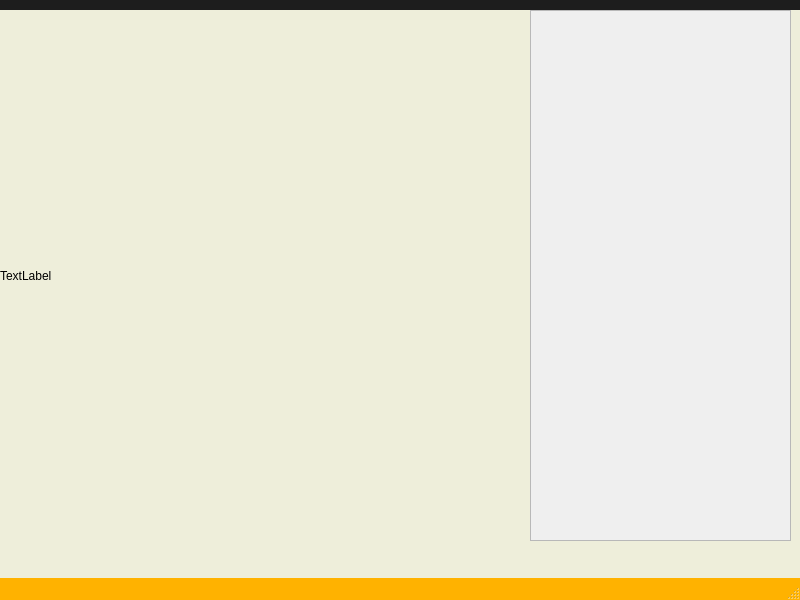
The window that src/imageviewer.ui (Dokany/Steganogram) describes before a commit, drawn with Qt 5.
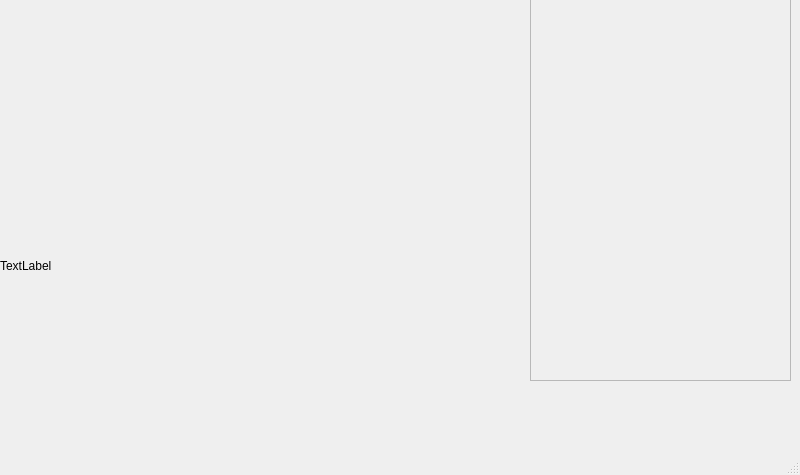
The same window after the commit. Icons and pictures are not drawn.

The edit to the form file:
```diff
--- a/src/imageviewer.ui
+++ b/src/imageviewer.ui
@@ -7,128 +7,1276 @@
     <x>0</x>
     <y>0</y>
     <width>800</width>
-    <height>600</height>
+    <height>475</height>
    </rect>
   </property>
   <property name="styleSheet">
-   <string notr="true">QMainWindow{
-background-color:#EEEEDA;
+   <string notr="true">/*
+ * The MIT License (MIT)
+ *
+ * Copyright (c) &lt;2013-2014&gt; &lt;Colin Duquesnoy&gt;
+ *
+ * Permission is hereby granted, free of charge, to any person obtaining a copy
+ * of this software and associated documentation files (the &quot;Software&quot;), to deal
+ * in the Software without restriction, including without limitation the rights
+ * to use, copy, modify, merge, publish, distribute, sublicense, and/or sell
+ * copies of the Software, and to permit persons to whom the Software is
+ * furnished to do so, subject to the following conditions:
+
+ * The above copyright notice and this permission notice shall be included in
+ * all copies or substantial portions of the Software.
+
+ * THE SOFTWARE IS PROVIDED &quot;AS IS&quot;, WITHOUT WARRANTY OF ANY KIND, EXPRESS OR
+ * IMPLIED, INCLUDING BUT NOT LIMITED TO THE WARRANTIES OF MERCHANTABILITY,
+ * FITNESS FOR A PARTICULAR PURPOSE AND NONINFRINGEMENT. IN NO EVENT SHALL THE
+ * AUTHORS OR COPYRIGHT HOLDERS BE LIABLE FOR ANY CLAIM, DAMAGES OR OTHER
+ * LIABILITY, WHETHER IN AN ACTION OF CONTRACT, TORT OR OTHERWISE, ARISING FROM,
+ * OUT OF OR IN CONNECTION WITH THE SOFTWARE OR THE USE OR OTHER DEALINGS IN
+ * THE SOFTWARE.
+ */
+QToolTip
+{
+    border: 1px solid #76797C;
+    background-color: rgb(90, 102, 117);;
+    color: white;
+    padding: 5px;
+    opacity: 200;
 }
 
-QMenuBar{
-background-color:#1d1d1d;
-padding:5px;
-	font: 12pt &quot;MS Shell Dlg 2&quot;;
+QWidget
+{
+    color: #eff0f1;
+    background-color: #31363b;
+    selection-background-color:#3daee9;
+    selection-color: #eff0f1;
+    background-clip: border;
+    border-image: none;
+    border: 0px transparent black;
+    outline: 0;
 }
 
-QMenuBar::item{
-background-color:#1d1d1d;
-color:#fff;
-padding:5px;
+QWidget:item:hover
+{
+    background-color: #18465d;
+    color: #eff0f1;
+}
 
+QWidget:item:selected
+{
+    background-color: #18465d;
 }
 
-QMenu{
-color:#fff;
-padding:0;
+QCheckBox
+{
+    spacing: 5px;
+    outline: none;
+    color: #eff0f1;
+    margin-bottom: 2px;
 }
 
-QMenu::item:selected{
-color:#fff;
-background-color:#00aba9;
+QCheckBox:disabled
+{
+    color: #76797C;
+}
+
+QCheckBox::indicator,
+QGroupBox::indicator
+{
+    width: 18px;
+    height: 18px;
+}
+QGroupBox::indicator
+{
+    margin-left: 2px;
+}
+
+QCheckBox::indicator:unchecked
+{
+    image: url(:/qss_icons/rc/checkbox_unchecked.png);
+}
+
+QCheckBox::indicator:unchecked:hover,
+QCheckBox::indicator:unchecked:focus,
+QCheckBox::indicator:unchecked:pressed,
+QGroupBox::indicator:unchecked:hover,
+QGroupBox::indicator:unchecked:focus,
+QGroupBox::indicator:unchecked:pressed
+{
+  border: none;
+    image: url(:/qss_icons/rc/checkbox_unchecked_focus.png);
+}
+
+QCheckBox::indicator:checked
+{
+    image: url(:/qss_icons/rc/checkbox_checked.png);
+}
+
+QCheckBox::indicator:checked:hover,
+QCheckBox::indicator:checked:focus,
+QCheckBox::indicator:checked:pressed,
+QGroupBox::indicator:checked:hover,
+QGroupBox::indicator:checked:focus,
+QGroupBox::indicator:checked:pressed
+{
+  border: none;
+    image: url(:/qss_icons/rc/checkbox_checked_focus.png);
+}
+
+
+QCheckBox::indicator:indeterminate
+{
+    image: url(:/qss_icons/rc/checkbox_indeterminate.png);
+}
+
+QCheckBox::indicator:indeterminate:focus,
+QCheckBox::indicator:indeterminate:hover,
+QCheckBox::indicator:indeterminate:pressed
+{
+    image: url(:/qss_icons/rc/checkbox_indeterminate_focus.png);
+}
+
+QCheckBox::indicator:checked:disabled,
+QGroupBox::indicator:checked:disabled
+{
+    image: url(:/qss_icons/rc/checkbox_checked_disabled.png);
+}
+
+QCheckBox::indicator:unchecked:disabled,
+QGroupBox::indicator:unchecked:disabled
+{
+    image: url(:/qss_icons/rc/checkbox_unchecked_disabled.png);
+}
+
+QRadioButton
+{
+    spacing: 5px;
+    outline: none;
+    color: #eff0f1;
+    margin-bottom: 2px;
+}
+
+QRadioButton:disabled
+{
+    color: #76797C;
+}
+QRadioButton::indicator
+{
+    width: 21px;
+    height: 21px;
+}
+
+QRadioButton::indicator:unchecked
+{
+    image: url(:/qss_icons/rc/radio_unchecked.png);
+}
+
+
+QRadioButton::indicator:unchecked:hover,
+QRadioButton::indicator:unchecked:focus,
+QRadioButton::indicator:unchecked:pressed
+{
+    border: none;
+    outline: none;
+    image: url(:/qss_icons/rc/radio_unchecked_focus.png);
+}
+
+QRadioButton::indicator:checked
+{
+    border: none;
+    outline: none;
+    image: url(:/qss_icons/rc/radio_checked.png);
+}
+
+QRadioButton::indicator:checked:hover,
+QRadioButton::indicator:checked:focus,
+QRadioButton::indicator:checked:pressed
+{
+    border: none;
+    outline: none;
+    image: url(:/qss_icons/rc/radio_checked_focus.png);
+}
+
+QRadioButton::indicator:checked:disabled
+{
+    outline: none;
+    image: url(:/qss_icons/rc/radio_checked_disabled.png);
+}
+
+QRadioButton::indicator:unchecked:disabled
+{
+    image: url(:/qss_icons/rc/radio_unchecked_disabled.png);
+}
+
+
+QMenuBar
+{
+    background-color: #31363b;
+    color: #eff0f1;
+}
+
+QMenuBar::item
+{
+    background: transparent;
+}
+
+QMenuBar::item:selected
+{
+    background: transparent;
+    border: 1px solid #76797C;
+}
+
+QMenuBar::item:pressed
+{
+    border: 1px solid #76797C;
+    background-color: #3daee9;
+    color: #eff0f1;
+    margin-bottom:-1px;
+    padding-bottom:1px;
+}
+
+QMenu
+{
+    border: 1px solid #76797C;
+    color: #eff0f1;
+    margin: 2px;
+}
+
+QMenu::icon
+{
+    margin: 5px;
+}
+
+QMenu::item
+{
+    padding: 5px 30px 5px 30px;
+    border: 1px solid transparent; /* reserve space for selection border */
+}
+
+QMenu::item:selected
+{
+    color: #eff0f1;
+}
+
+QMenu::separator {
+    height: 2px;
+    background: lightblue;
+    margin-left: 10px;
+    margin-right: 5px;
+}
+
+QMenu::indicator {
+    width: 18px;
+    height: 18px;
+}
+
+/* non-exclusive indicator = check box style indicator
+   (see QActionGroup::setExclusive) */
+QMenu::indicator:non-exclusive:unchecked {
+    image: url(:/qss_icons/rc/checkbox_unchecked.png);
+}
+
+QMenu::indicator:non-exclusive:unchecked:selected {
+    image: url(:/qss_icons/rc/checkbox_unchecked_disabled.png);
+}
+
+QMenu::indicator:non-exclusive:checked {
+    image: url(:/qss_icons/rc/checkbox_checked.png);
+}
+
+QMenu::indicator:non-exclusive:checked:selected {
+    image: url(:/qss_icons/rc/checkbox_checked_disabled.png);
+}
+
+/* exclusive indicator = radio button style indicator (see QActionGroup::setExclusive) */
+QMenu::indicator:exclusive:unchecked {
+    image: url(:/qss_icons/rc/radio_unchecked.png);
+}
+
+QMenu::indicator:exclusive:unchecked:selected {
+    image: url(:/qss_icons/rc/radio_unchecked_disabled.png);
+}
+
+QMenu::indicator:exclusive:checked {
+    image: url(:/qss_icons/rc/radio_checked.png);
+}
+
+QMenu::indicator:exclusive:checked:selected {
+    image: url(:/qss_icons/rc/radio_checked_disabled.png);
+}
+
+QMenu::right-arrow {
+    margin: 5px;
+    image: url(:/qss_icons/rc/right_arrow.png)
+}
+
+
+QWidget:disabled
+{
+    color: #454545;
+    background-color: #31363b;
+}
+
+QAbstractItemView
+{
+    alternate-background-color: #31363b;
+    color: #eff0f1;
+    border: 1px solid 3A3939;
+    border-radius: 2px;
+}
+
+QWidget:focus, QMenuBar:focus
+{
+    border: 1px solid #3daee9;
+}
+
+QTabWidget:focus, QCheckBox:focus, QRadioButton:focus, QSlider:focus
+{
+    border: none;
+}
+
+QLineEdit
+{
+    background-color: #232629;
+    padding: 5px;
+    border-style: solid;
+    border: 1px solid #76797C;
+    border-radius: 2px;
+    color: #eff0f1;
+}
+
+QAbstractItemView QLineEdit
+{
+    padding: 0;
 }
 
 QGroupBox {
-    background-color: #FFB200;
+    border:1px solid #76797C;
+    border-radius: 2px;
+    margin-top: 20px;
 }
 
-QTableWidget{
-background-color:#3d3d3d;
-color:#fff;
-  selection-background-color: #da532c;
-border:solid;
-border-width:3px;
-border-color:#da532c;
+QGroupBox::title {
+    subcontrol-origin: margin;
+    subcontrol-position: top center;
+    padding-left: 10px;
+    padding-right: 10px;
+    padding-top: 10px;
 }
-QHeaderView::section{
-background-color:qlineargradient(spread:pad, x1:0, y1:0, x2:1, y2:0, stop:0 rgba(20, 158, 217, 255), stop:1 rgba(36, 158, 217, 255));
-border:none;
-border-top-style:solid;
-border-width:1px;
-border-top-color:qlineargradient(spread:pad, x1:0, y1:0, x2:1, y2:0, stop:0 rgba(20, 158, 217, 255), stop:1 rgba(36, 158, 217, 255));
-color:#fff;
 
+QAbstractScrollArea
+{
+    border-radius: 2px;
+    border: 1px solid #76797C;
+    background-color: transparent;
 }
-QHeaderView{
-background-color:qlineargradient(spread:pad, x1:0, y1:0, x2:1, y2:0, stop:0 rgba(20, 158, 217, 255), stop:1 rgba(36, 158, 217, 255));
 
-border:none;
-border-top-style:solid;
-border-width:1px;
-border-top-color:#149ED9;
-color:#fff;
-	font: 75 12pt &quot;Calibri&quot;;
+QScrollBar:horizontal
+{
+    height: 15px;
+    margin: 3px 15px 3px 15px;
+    border: 1px transparent #2A2929;
+    border-radius: 4px;
+    background-color: #2A2929;
 }
 
-QTableCornerButton::section{
-border:none;
-background-color:#149ED9;
+QScrollBar::handle:horizontal
+{
+    background-color: #605F5F;
+    min-width: 5px;
+    border-radius: 4px;
 }
 
-QListWidget{
-background-color:#6A6A6A;
-color:#fff;
+QScrollBar::add-line:horizontal
+{
+    margin: 0px 3px 0px 3px;
+    border-image: url(:/qss_icons/rc/right_arrow_disabled.png);
+    width: 10px;
+    height: 10px;
+    subcontrol-position: right;
+    subcontrol-origin: margin;
 }
 
-QMenu{
-background-color:#FFB200;
+QScrollBar::sub-line:horizontal
+{
+    margin: 0px 3px 0px 3px;
+    border-image: url(:/qss_icons/rc/left_arrow_disabled.png);
+    height: 10px;
+    width: 10px;
+    subcontrol-position: left;
+    subcontrol-origin: margin;
 }
-QStatusBar{
-background-color:#FFB200;
-color:#fff;
+
+QScrollBar::add-line:horizontal:hover,QScrollBar::add-line:horizontal:on
+{
+    border-image: url(:/qss_icons/rc/right_arrow.png);
+    height: 10px;
+    width: 10px;
+    subcontrol-position: right;
+    subcontrol-origin: margin;
 }
 
-QPushButton{
-border-style:solid;
 
-background-color:#3d3d3d;
-color:#fff;
-border-radius:7px;
+QScrollBar::sub-line:horizontal:hover, QScrollBar::sub-line:horizontal:on
+{
+    border-image: url(:/qss_icons/rc/left_arrow.png);
+    height: 10px;
+    width: 10px;
+    subcontrol-position: left;
+    subcontrol-origin: margin;
 }
-QPushButton:hover{
-color:#ccc;
-	background-color: qlineargradient(spread:pad, x1:0.517, y1:0, x2:0.517, y2:1, stop:0 rgba(45, 45, 45, 255), stop:0.505682 rgba(45, 45, 45, 255), stop:1 rgba(29, 29, 29, 255));
-	border-color:#2d89ef;
-border-width:2px;
+
+QScrollBar::up-arrow:horizontal, QScrollBar::down-arrow:horizontal
+{
+    background: none;
 }
 
-QPushButton:pressed{
-background-color: qlineargradient(spread:pad, x1:0.517, y1:0, x2:0.517, y2:1, stop:0 rgba(29, 29, 29, 255), stop:0.505682 rgba(45, 45, 45, 255), stop:1 rgba(29, 29, 29, 255));
+
+QScrollBar::add-page:horizontal, QScrollBar::sub-page:horizontal
+{
+    background: none;
 }
 
+QScrollBar:vertical
+{
+    background-color: #2A2929;
+    width: 15px;
+    margin: 15px 3px 15px 3px;
+    border: 1px transparent #2A2929;
+    border-radius: 4px;
+}
 
-QTabWidget::tab{
-background-color:#FFB200;
+QScrollBar::handle:vertical
+{
+    background-color: #605F5F;
+    min-height: 5px;
+    border-radius: 4px;
 }
 
-QLineEdit{
-border-radius:0;
+QScrollBar::sub-line:vertical
+{
+    margin: 3px 0px 3px 0px;
+    border-image: url(:/qss_icons/rc/up_arrow_disabled.png);
+    height: 10px;
+    width: 10px;
+    subcontrol-position: top;
+    subcontrol-origin: margin;
 }
 
-QProgressBar{
-border-radius:0;
-text-align:center;
-color:#fff;
-background-color:transparent;
-border: 2px solid #e3a21a;
-border-radius:7px;
-	font: 75 12pt &quot;Open Sans&quot;;
+QScrollBar::add-line:vertical
+{
+    margin: 3px 0px 3px 0px;
+    border-image: url(:/qss_icons/rc/down_arrow_disabled.png);
+    height: 10px;
+    width: 10px;
+    subcontrol-position: bottom;
+    subcontrol-origin: margin;
+}
 
+QScrollBar::sub-line:vertical:hover,QScrollBar::sub-line:vertical:on
+{
+
+    border-image: url(:/qss_icons/rc/up_arrow.png);
+    height: 10px;
+    width: 10px;
+    subcontrol-position: top;
+    subcontrol-origin: margin;
 }
 
-QProgressBar::chunk{
-background-color:#2d89ef;
-width:20px;
+
+QScrollBar::add-line:vertical:hover, QScrollBar::add-line:vertical:on
+{
+    border-image: url(:/qss_icons/rc/down_arrow.png);
+    height: 10px;
+    width: 10px;
+    subcontrol-position: bottom;
+    subcontrol-origin: margin;
+}
+
+QScrollBar::up-arrow:vertical, QScrollBar::down-arrow:vertical
+{
+    background: none;
+}
+
+
+QScrollBar::add-page:vertical, QScrollBar::sub-page:vertical
+{
+    background: none;
+}
+
+QTextEdit
+{
+    background-color: #232629;
+    color: #eff0f1;
+    border: 1px solid #76797C;
+}
+
+QPlainTextEdit
+{
+    background-color: #232629;;
+    color: #eff0f1;
+    border-radius: 2px;
+    border: 1px solid #76797C;
+}
+
+QHeaderView::section
+{
+    background-color: #76797C;
+    color: #eff0f1;
+    padding: 5px;
+    border: 1px solid #76797C;
+}
+
+QSizeGrip {
+    image: url(:/qss_icons/rc/sizegrip.png);
+    width: 12px;
+    height: 12px;
+}
+
+
+QMainWindow::separator
+{
+    background-color: #31363b;
+    color: white;
+    padding-left: 4px;
+    spacing: 2px;
+    border: 1px dashed #76797C;
+}
+
+QMainWindow::separator:hover
+{
+
+    background-color: #787876;
+    color: white;
+    padding-left: 4px;
+    border: 1px solid #76797C;
+    spacing: 2px;
+}
+
+
+QMenu::separator
+{
+    height: 1px;
+    background-color: #76797C;
+    color: white;
+    padding-left: 4px;
+    margin-left: 10px;
+    margin-right: 5px;
+}
+
+
+QFrame
+{
+    border-radius: 2px;
+    border: 1px solid #76797C;
+}
+
+QFrame[frameShape=&quot;0&quot;]
+{
+    border-radius: 2px;
+    border: 1px transparent #76797C;
+}
+
+QStackedWidget
+{
+    border: 1px transparent black;
+}
+
+QToolBar {
+    border: 1px transparent #393838;
+    background: 1px solid #31363b;
+    font-weight: bold;
+}
+
+QToolBar::handle:horizontal {
+    image: url(:/qss_icons/rc/Hmovetoolbar.png);
+}
+QToolBar::handle:vertical {
+    image: url(:/qss_icons/rc/Vmovetoolbar.png);
+}
+QToolBar::separator:horizontal {
+    image: url(:/qss_icons/rc/Hsepartoolbar.png);
+}
+QToolBar::separator:vertical {
+    image: url(:/qss_icons/rc/Vsepartoolbar.png);
+}
+QToolButton#qt_toolbar_ext_button {
+    background: #58595a
+}
+
+QPushButton
+{
+    color: #eff0f1;
+    background-color: #31363b;
+    border-width: 1px;
+    border-color: #76797C;
+    border-style: solid;
+    padding: 5px;
+    border-radius: 2px;
+    outline: none;
+}
+
+QPushButton:disabled
+{
+    background-color: #31363b;
+    border-width: 1px;
+    border-color: #454545;
+    border-style: solid;
+    padding-top: 5px;
+    padding-bottom: 5px;
+    padding-left: 10px;
+    padding-right: 10px;
+    border-radius: 2px;
+    color: #454545;
+}
+
+QPushButton:focus {
+    background-color: #3daee9;
+    color: white;
+}
+
+QPushButton:pressed
+{
+    background-color: #3daee9;
+    padding-top: -15px;
+    padding-bottom: -17px;
+}
+
+QComboBox
+{
+    selection-background-color: #3daee9;
+    border-style: solid;
+    border: 1px solid #76797C;
+    border-radius: 2px;
+    padding: 5px;
+    min-width: 75px;
+}
+
+QPushButton:checked{
+    background-color: #76797C;
+    border-color: #6A6969;
+}
+
+QComboBox:hover,QPushButton:hover,QAbstractSpinBox:hover,QLineEdit:hover,QTextEdit:hover,QPlainTextEdit:hover,QAbstractView:hover,QTreeView:hover
+{
+    border: 1px solid #3daee9;
+    color: #eff0f1;
+}
+
+QComboBox:on
+{
+    padding-top: 3px;
+    padding-left: 4px;
+    selection-background-color: #4a4a4a;
+}
+
+QComboBox QAbstractItemView
+{
+    background-color: #232629;
+    border-radius: 2px;
+    border: 1px solid #76797C;
+    selection-background-color: #18465d;
+}
+
+QComboBox::drop-down
+{
+    subcontrol-origin: padding;
+    subcontrol-position: top right;
+    width: 15px;
+
+    border-left-width: 0px;
+    border-left-color: darkgray;
+    border-left-style: solid;
+    border-top-right-radius: 3px;
+    border-bottom-right-radius: 3px;
+}
+
+QComboBox::down-arrow
+{
+    image: url(:/qss_icons/rc/down_arrow_disabled.png);
+}
+
+QComboBox::down-arrow:on, QComboBox::down-arrow:hover,
+QComboBox::down-arrow:focus
+{
+    image: url(:/qss_icons/rc/down_arrow.png);
+}
+
+QAbstractSpinBox {
+    padding: 5px;
+    border: 1px solid #76797C;
+    background-color: #232629;
+    color: #eff0f1;
+    border-radius: 2px;
+    min-width: 75px;
+}
+
+QAbstractSpinBox:up-button
+{
+    background-color: transparent;
+    subcontrol-origin: border;
+    subcontrol-position: center right;
+}
+
+QAbstractSpinBox:down-button
+{
+    background-color: transparent;
+    subcontrol-origin: border;
+    subcontrol-position: center left;
+}
+
+QAbstractSpinBox::up-arrow,QAbstractSpinBox::up-arrow:disabled,QAbstractSpinBox::up-arrow:off {
+    image: url(:/qss_icons/rc/up_arrow_disabled.png);
+    width: 10px;
+    height: 10px;
+}
+QAbstractSpinBox::up-arrow:hover
+{
+    image: url(:/qss_icons/rc/up_arrow.png);
+}
+
+
+QAbstractSpinBox::down-arrow,QAbstractSpinBox::down-arrow:disabled,QAbstractSpinBox::down-arrow:off
+{
+    image: url(:/qss_icons/rc/down_arrow_disabled.png);
+    width: 10px;
+    height: 10px;
+}
+QAbstractSpinBox::down-arrow:hover
+{
+    image: url(:/qss_icons/rc/down_arrow.png);
+}
+
+
+QLabel
+{
+    border: 0px solid black;
+}
+
+QTabWidget{
+    border: 0px transparent black;
+}
+
+QTabWidget::pane {
+    border: 1px solid #76797C;
+    padding: 5px;
+    margin: 0px;
+}
+
+QTabWidget::tab-bar {
+    left: 5px; /* move to the right by 5px */
+}
+
+QTabBar
+{
+    qproperty-drawBase: 0;
+    border-radius: 3px;
+}
+
+QTabBar:focus
+{
+    border: 0px transparent black;
+}
+
+QTabBar::close-button  {
+    image: url(:/qss_icons/rc/close.png);
+    background: transparent;
+}
+
+QTabBar::close-button:hover
+{
+    image: url(:/qss_icons/rc/close-hover.png);
+    background: transparent;
+}
+
+QTabBar::close-button:pressed {
+    image: url(:/qss_icons/rc/close-pressed.png);
+    background: transparent;
+}
+
+/* TOP TABS */
+QTabBar::tab:top {
+    color: #eff0f1;
+    border: 1px solid #76797C;
+    border-bottom: 1px transparent black;
+    background-color: #31363b;
+    padding: 5px;
+    min-width: 50px;
+    border-top-left-radius: 2px;
+    border-top-right-radius: 2px;
+}
+
+QTabBar::tab:top:!selected
+{
+    color: #eff0f1;
+    background-color: #54575B;
+    border: 1px solid #76797C;
+    border-bottom: 1px transparent black;
+    border-top-left-radius: 2px;
+    border-top-right-radius: 2px;    
+}
+
+QTabBar::tab:top:!selected:hover {
+    background-color: #3daee9;
+}
+
+/* BOTTOM TABS */
+QTabBar::tab:bottom {
+    color: #eff0f1;
+    border: 1px solid #76797C;
+    border-top: 1px transparent black;
+    background-color: #31363b;
+    padding: 5px;
+    border-bottom-left-radius: 2px;
+    border-bottom-right-radius: 2px;
+    min-width: 50px;
+}
+
+QTabBar::tab:bottom:!selected
+{
+    color: #eff0f1;
+    background-color: #54575B;
+    border: 1px solid #76797C;
+    border-top: 1px transparent black;
+    border-bottom-left-radius: 2px;
+    border-bottom-right-radius: 2px;
+}
+
+QTabBar::tab:bottom:!selected:hover {
+    background-color: #3daee9;
+}
+
+/* LEFT TABS */
+QTabBar::tab:left {
+    color: #eff0f1;
+    border: 1px solid #76797C;
+    border-left: 1px transparent black;
+    background-color: #31363b;
+    padding: 5px;
+    border-top-right-radius: 2px;
+    border-bottom-right-radius: 2px;
+    min-height: 50px;
+}
+
+QTabBar::tab:left:!selected
+{
+    color: #eff0f1;
+    background-color: #54575B;
+    border: 1px solid #76797C;
+    border-left: 1px transparent black;
+    border-top-right-radius: 2px;
+    border-bottom-right-radius: 2px;
+}
+
+QTabBar::tab:left:!selected:hover {
+    background-color: #3daee9;
+}
+
+
+/* RIGHT TABS */
+QTabBar::tab:right {
+    color: #eff0f1;
+    border: 1px solid #76797C;
+    border-right: 1px transparent black;
+    background-color: #31363b;
+    padding: 5px;
+    border-top-left-radius: 2px;
+    border-bottom-left-radius: 2px;
+    min-height: 50px;
+}
+
+QTabBar::tab:right:!selected
+{
+    color: #eff0f1;
+    background-color: #54575B;
+    border: 1px solid #76797C;
+    border-right: 1px transparent black;
+    border-top-left-radius: 2px;
+    border-bottom-left-radius: 2px;
+}
+
+QTabBar::tab:right:!selected:hover {
+    background-color: #3daee9;
+}
+
+QTabBar QToolButton::right-arrow:enabled {
+     image: url(:/qss_icons/rc/right_arrow.png);
+ }
+
+ QTabBar QToolButton::left-arrow:enabled {
+     image: url(:/qss_icons/rc/left_arrow.png);
+ }
+
+QTabBar QToolButton::right-arrow:disabled {
+     image: url(:/qss_icons/rc/right_arrow_disabled.png);
+ }
+
+ QTabBar QToolButton::left-arrow:disabled {
+     image: url(:/qss_icons/rc/left_arrow_disabled.png);
+ }
+
+
+QDockWidget {
+    background: #31363b;
+    border: 1px solid #403F3F;
+    titlebar-close-icon: url(:/qss_icons/rc/close.png);
+    titlebar-normal-icon: url(:/qss_icons/rc/undock.png);
+}
+
+QDockWidget::close-button, QDockWidget::float-button {
+    border: 1px solid transparent;
+    border-radius: 2px;
+    background: transparent;
+}
+
+QDockWidget::close-button:hover, QDockWidget::float-button:hover {
+    background: rgba(255, 255, 255, 10);
+}
+
+QDockWidget::close-button:pressed, QDockWidget::float-button:pressed {
+    padding: 1px -1px -1px 1px;
+    background: rgba(255, 255, 255, 10);
+}
+
+QTreeView, QListView
+{
+    border: 1px solid #76797C;
+    background-color: #232629;
+}
+
+QTreeView:branch:selected, QTreeView:branch:hover
+{
+    background: url(:/qss_icons/rc/transparent.png);
+}
+
+QTreeView::branch:has-siblings:!adjoins-item {
+    border-image: url(:/qss_icons/rc/transparent.png);
+}
+
+QTreeView::branch:has-siblings:adjoins-item {
+    border-image: url(:/qss_icons/rc/transparent.png);
+}
+
+QTreeView::branch:!has-children:!has-siblings:adjoins-item {
+    border-image: url(:/qss_icons/rc/transparent.png);
+}
+
+QTreeView::branch:has-children:!has-siblings:closed,
+QTreeView::branch:closed:has-children:has-siblings {
+    image: url(:/qss_icons/rc/branch_closed.png);
+}
+
+QTreeView::branch:open:has-children:!has-siblings,
+QTreeView::branch:open:has-children:has-siblings  {
+    image: url(:/qss_icons/rc/branch_open.png);
+}
+
+QTreeView::branch:has-children:!has-siblings:closed:hover,
+QTreeView::branch:closed:has-children:has-siblings:hover {
+    image: url(:/qss_icons/rc/branch_closed-on.png);
+    }
+
+QTreeView::branch:open:has-children:!has-siblings:hover,
+QTreeView::branch:open:has-children:has-siblings:hover  {
+    image: url(:/qss_icons/rc/branch_open-on.png);
+    }
+
+QListView::item:!selected:hover, QTreeView::item:!selected:hover  {
+    background: #18465d;
+    outline: 0;
+    color: #eff0f1
+}
+
+QListView::item:selected:hover, QTreeView::item:selected:hover  {
+    background: #287399;
+    color: #eff0f1;
+}
+
+QSlider::groove:horizontal {
+    border: 1px solid #565a5e;
+    height: 4px;
+    background: #565a5e;
+    margin: 0px;
+    border-radius: 2px;
+}
+
+QSlider::handle:horizontal {
+    background: #232629;
+    border: 1px solid #565a5e;
+    width: 16px;
+    height: 16px;
+    margin: -8px 0;
+    border-radius: 9px;
+}
+
+QSlider::groove:vertical {
+    border: 1px solid #565a5e;
+    width: 4px;
+    background: #565a5e;
+    margin: 0px;
+    border-radius: 3px;
+}
+
+QSlider::handle:vertical {
+    background: #232629;
+    border: 1px solid #565a5e;
+    width: 16px;
+    height: 16px;
+    margin: 0 -8px;
+    border-radius: 9px;
+}
+
+QToolButton {
+    background-color: transparent;
+    border: 1px transparent #76797C;
+    border-radius: 2px;
+    margin: 3px;
+    padding: 5px;
+}
+
+QToolButton[popupMode=&quot;1&quot;] { /* only for MenuButtonPopup */
+ padding-right: 20px; /* make way for the popup button */
+ border: 1px #76797C;
+ border-radius: 5px;
+}
+
+QToolButton[popupMode=&quot;2&quot;] { /* only for InstantPopup */
+ padding-right: 10px; /* make way for the popup button */
+ border: 1px #76797C;
+}
+
+
+QToolButton:hover, QToolButton::menu-button:hover {
+    background-color: transparent;
+    border: 1px solid #3daee9;
+    padding: 5px;
+}
+
+QToolButton:checked, QToolButton:pressed,
+        QToolButton::menu-button:pressed {
+    background-color: #3daee9;
+    border: 1px solid #3daee9;
+    padding: 5px;
+}
+
+/* the subcontrol below is used only in the InstantPopup or DelayedPopup mode */
+QToolButton::menu-indicator {
+    image: url(:/qss_icons/rc/down_arrow.png);
+    top: -7px; left: -2px; /* shift it a bit */
+}
+
+/* the subcontrols below are used only in the MenuButtonPopup mode */
+QToolButton::menu-button {
+    border: 1px transparent #76797C;
+    border-top-right-radius: 6px;
+    border-bottom-right-radius: 6px;
+    /* 16px width + 4px for border = 20px allocated above */
+    width: 16px;
+    outline: none;
+}
+
+QToolButton::menu-arrow {
+    image: url(:/qss_icons/rc/down_arrow.png);
+}
+
+QToolButton::menu-arrow:open {
+    border: 1px solid #76797C;
+}
+
+QPushButton::menu-indicator  {
+    subcontrol-origin: padding;
+    subcontrol-position: bottom right;
+    left: 8px;
+}
+
+QTableView
+{
+    border: 1px solid #76797C;
+    gridline-color: #31363b;
+    background-color: #232629;
+}
+
+
+QTableView, QHeaderView
+{
+    border-radius: 0px;
+}
+
+QTableView::item:pressed, QListView::item:pressed, QTreeView::item:pressed  {
+    background: #18465d;
+    color: #eff0f1;
+}
+
+QTableView::item:selected:active, QTreeView::item:selected:active, QListView::item:selected:active  {
+    background: #287399;
+    color: #eff0f1;
+}
+
+
+QHeaderView
+{
+    background-color: #31363b;
+    border: 1px transparent;
+    border-radius: 0px;
+    margin: 0px;
+    padding: 0px;
+
+}
+
+QHeaderView::section  {
+    background-color: #31363b;
+    color: #eff0f1;
+    padding: 5px;
+    border: 1px solid #76797C;
+    border-radius: 0px;
+    text-align: center;
+}
+
+QHeaderView::section::vertical::first, QHeaderView::section::vertical::only-one
+{
+    border-top: 1px solid #76797C;
+}
+
+QHeaderView::section::vertical
+{
+    border-top: transparent;
+}
+
+QHeaderView::section::horizontal::first, QHeaderView::section::horizontal::only-one
+{
+    border-left: 1px solid #76797C;
+}
+
+QHeaderView::section::horizontal
+{
+    border-left: transparent;
+}
+
+
+QHeaderView::section:checked
+ {
+    color: white;
+    background-color: #334e5e;
+ }
+
+ /* style the sort indicator */
+QHeaderView::down-arrow {
+    image: url(:/qss_icons/rc/down_arrow.png);
+}
+
+QHeaderView::up-arrow {
+    image: url(:/qss_icons/rc/up_arrow.png);
+}
+
+
+QTableCornerButton::section {
+    background-color: #31363b;
+    border: 1px transparent #76797C;
+    border-radius: 0px;
+}
+
+QToolBox  {
+    padding: 5px;
+    border: 1px transparent black;
+}
+
+QToolBox::tab {
+    color: #eff0f1;
+    background-color: #31363b;
+    border: 1px solid #76797C;
+    border-bottom: 1px transparent #31363b;
+    border-top-left-radius: 5px;
+    border-top-right-radius: 5px;
+}
+
+QToolBox::tab:selected { /* italicize selected tabs */
+    font: italic;
+    background-color: #31363b;
+    border-color: #3daee9;
+ }
+
+QStatusBar::item {
+    border: 0px transparent dark;
+ }
+
+
+QFrame[height=&quot;3&quot;], QFrame[width=&quot;3&quot;] {
+    background-color: #76797C;
+}
+
+
+QSplitter::handle {
+    border: 1px dashed #76797C;
+}
+
+QSplitter::handle:hover {
+    background-color: #787876;
+    border: 1px solid #76797C;
+}
+
+QSplitter::handle:horizontal {
+    width: 1px;
+}
+
+QSplitter::handle:vertical {
+    height: 1px;
+}
+
+QProgressBar {
+    border: 1px solid #76797C;
+    border-radius: 5px;
+    text-align: center;
+}
+
+QProgressBar::chunk {
+    background-color: #05B8CC;
+}
+
+QDateEdit
+{
+    selection-background-color: #3daee9;
+    border-style: solid;
+    border: 1px solid #3375A3;
+    border-radius: 2px;
+    padding: 1px;
+    min-width: 75px;
+}
+
+QDateEdit:on
+{
+    padding-top: 3px;
+    padding-left: 4px;
+    selection-background-color: #4a4a4a;
+}
+
+QDateEdit QAbstractItemView
+{
+    background-color: #232629;
+    border-radius: 2px;
+    border: 1px solid #3375A3;
+    selection-background-color: #3daee9;
+}
+
+QDateEdit::drop-down
+{
+    subcontrol-origin: padding;
+    subcontrol-position: top right;
+    width: 15px;
+    border-left-width: 0px;
+    border-left-color: darkgray;
+    border-left-style: solid;
+    border-top-right-radius: 3px;
+    border-bottom-right-radius: 3px;
+}
+
+QDateEdit::down-arrow
+{
+    image: url(:/qss_icons/rc/down_arrow_disabled.png);
+}
+
+QDateEdit::down-arrow:on, QDateEdit::down-arrow:hover,
+QDateEdit::down-arrow:focus
+{
+    image: url(:/qss_icons/rc/down_arrow.png);
 }</string>
   </property>
   <widget class="QWidget" name="centralwidget">
@@ -152,9 +1300,9 @@
     <property name="geometry">
      <rect>
       <x>530</x>
-      <y>0</y>
+      <y>-10</y>
       <width>261</width>
-      <height>531</height>
+      <height>391</height>
      </rect>
     </property>
    </widget>
@@ -165,7 +1313,7 @@
      <x>0</x>
      <y>0</y>
      <width>800</width>
-     <height>39</height>
+     <height>19</height>
     </rect>
    </property>
   </widget>
```
